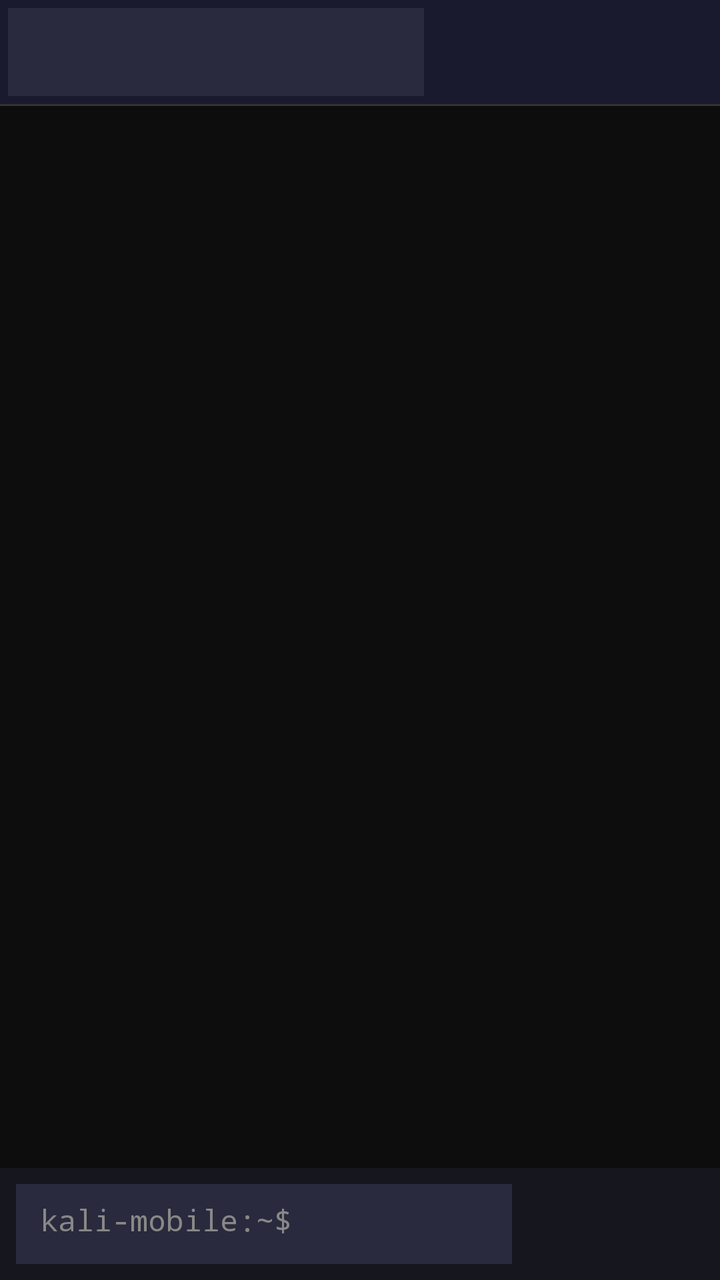
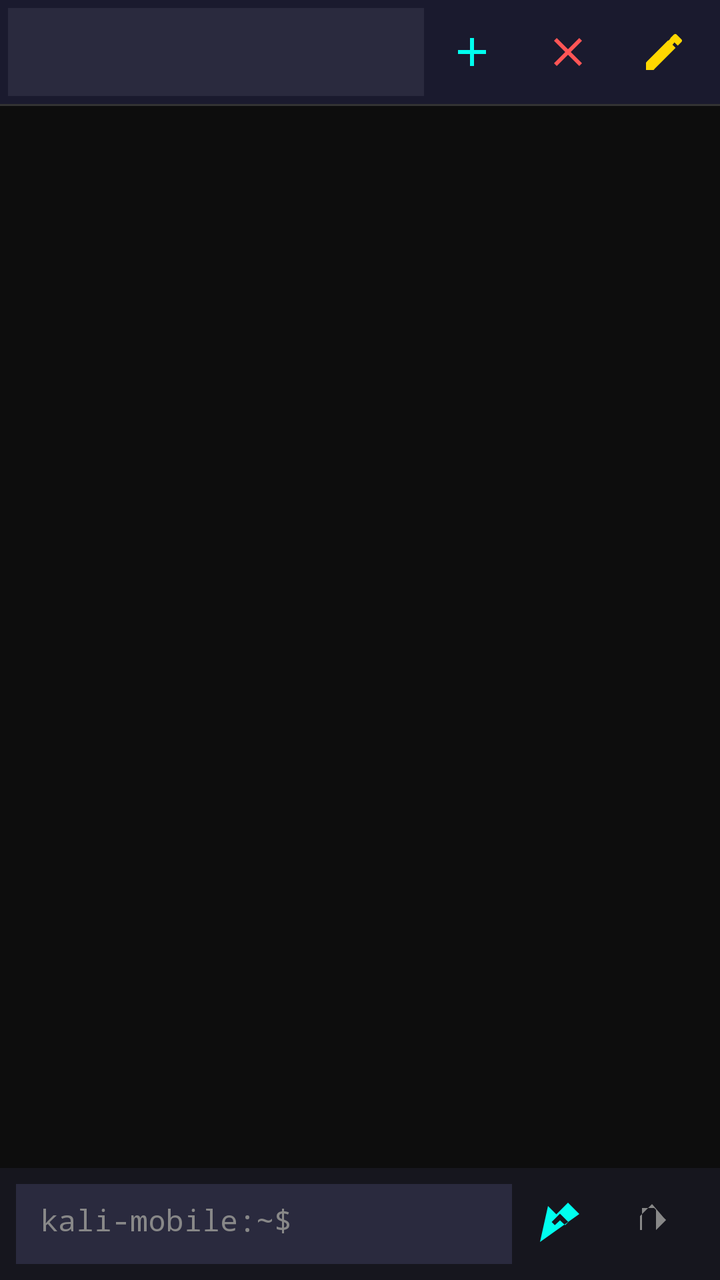

Two renders of the same Android screen: before a commit and after it. Below are the layout's source before the change and the commit's diff.
<!-- AndroidManifest.xml: activity theme Theme.KaliMobile.Dark -->
<!-- res/layout/activity_multi_session_terminal.xml -->
<?xml version="1.0" encoding="utf-8"?>
<LinearLayout xmlns:android="http://schemas.android.com/apk/res/android"
    android:layout_width="match_parent"
    android:layout_height="match_parent"
    android:background="#0D0D0D"
    android:orientation="vertical">

    
    <LinearLayout
        android:layout_width="match_parent"
        android:layout_height="52dp"
        android:background="#1A1A2E"
        android:orientation="horizontal"
        android:padding="4dp">

        <Spinner
            android:id="@+id/sessionSpinner"
            android:layout_width="0dp"
            android:layout_height="match_parent"
            android:layout_weight="1"
            android:background="#2A2A3E"
            android:paddingStart="8dp"
            android:paddingEnd="4dp"
            android:popupBackground="#1A1A2E"/>

        <ImageButton
            android:id="@+id/btnNewSession"
            android:layout_width="48dp"
            android:layout_height="match_parent"
            android:background="?attr/selectableItemBackgroundBorderless"
            android:contentDescription="New Session"
            android:src="@drawable/ic_add"
            android:tint="#00FFEF"/>

        <ImageButton
            android:id="@+id/btnCloseSession"
            android:layout_width="48dp"
            android:layout_height="match_parent"
            android:background="?attr/selectableItemBackgroundBorderless"
            android:contentDescription="Close Session"
            android:src="@drawable/ic_close"
            android:tint="#FF5555"/>

        <ImageButton
            android:id="@+id/btnRenameSession"
            android:layout_width="48dp"
            android:layout_height="match_parent"
            android:background="?attr/selectableItemBackgroundBorderless"
            android:contentDescription="Rename Session"
            android:src="@drawable/ic_edit"
            android:tint="#FFD700"/>
    </LinearLayout>

    <View
        android:layout_width="match_parent"
        android:layout_height="1dp"
        android:background="#333333"/>

    
    <ScrollView
        android:id="@+id/terminalScroll"
        android:layout_width="match_parent"
        android:layout_height="0dp"
        android:layout_weight="1"
        android:background="#0D0D0D"
        android:padding="16dp"
        android:scrollbarStyle="outsideOverlay">

        <TextView
            android:id="@+id/terminalOutput"
            android:layout_width="match_parent"
            android:layout_height="wrap_content"
            android:textColor="#00FF41"
            android:textSize="14sp"
            android:typeface="monospace"
            android:lineSpacingExtra="2dp"/>
    </ScrollView>

    
    <LinearLayout
        android:layout_width="match_parent"
        android:layout_height="56dp"
        android:background="#16161E"
        android:orientation="horizontal"
        android:padding="8dp">

        <EditText
            android:id="@+id/terminalInput"
            android:layout_width="0dp"
            android:layout_height="match_parent"
            android:layout_weight="1"
            android:background="#2A2A3E"
            android:hint="kali-mobile:~$ "
            android:hintColor="#888888"
            android:imeOptions="actionSend"
            android:inputType="text"
            android:maxLines="1"
            android:padding="12dp"
            android:textColor="#FFFFFF"
            android:textColorHint="#888888"
            android:textSize="15sp"
            android:typeface="monospace"/>

        <ImageButton
            android:id="@+id/btnSend"
            android:layout_width="48dp"
            android:layout_height="match_parent"
            android:background="?attr/selectableItemBackgroundBorderless"
            android:contentDescription="Send"
            android:src="@drawable/ic_send"
            android:tint="#00FFEF"/>

        <ImageButton
            android:id="@+id/btnClear"
            android:layout_width="48dp"
            android:layout_height="match_parent"
            android:background="?attr/selectableItemBackgroundBorderless"
            android:contentDescription="Clear"
            android:src="@drawable/ic_clear"
            android:tint="#888888"/>
    </LinearLayout>
</LinearLayout>
<!-- resources referenced by this layout -->
<resources>
  <!-- drawable ic_add (drawable) -->
  <?xml version="1.0" encoding="utf-8"?>
  <vector xmlns:android="http://schemas.android.com/apk/res/android"
      android:width="24dp"
      android:height="24dp"
      android:viewportWidth="24"
      android:viewportHeight="24">
      <path
          android:fill="#FFFFFF"
          android:pathData="M19,13h-6v6h-2v-6H5v-2h6V5h2v6h6z"/>
  </vector>
  <!-- drawable ic_clear (drawable) -->
  <?xml version="1.0" encoding="utf-8"?>
  <vector xmlns:android="http://schemas.android.com/apk/res/android"
      android:width="24dp"
      android:height="24dp"
      android:viewportWidth="24"
      android:viewportHeight="24">
      <path
          android:fill="#FFFFFF"
          android:pathData="M16,9L11,4H5v11h7V5l5,5,-5,5H4v-7l6,-6z"/>
  </vector>
  <!-- drawable ic_close (drawable) -->
  <?xml version="1.0" encoding="utf-8"?>
  <vector xmlns:android="http://schemas.android.com/apk/res/android"
      android:width="24dp"
      android:height="24dp"
      android:viewportWidth="24"
      android:viewportHeight="24">
      <path
          android:fill="#FFFFFF"
          android:pathData="M19,6.41L17.59,5L12,10.59L6.41,5L5,6.41L10.59,12L5,17.59L6.41,19L12,13.41L17.59,19L19,17.59L13.41,12L19,6.41z"/>
  </vector>
  <!-- drawable ic_edit (drawable) -->
  <?xml version="1.0" encoding="utf-8"?>
  <vector xmlns:android="http://schemas.android.com/apk/res/android"
      android:width="24dp"
      android:height="24dp"
      android:viewportWidth="24"
      android:viewportHeight="24">
      <path
          android:fill="#FFFFFF"
          android:pathData="M3,17.25V21h3.75L17.81,9.94l-3.75,-3.75L3,17.25zM20.71,7.04c0.39,-0.39 0.39,-1.02 0,-1.41l-2.34,-2.34c-0.39,-0.39 -1.02,-0.39 -1.41,0l-1.83,1.83 3.75,3.75 1.83,-1.83c0.39,-0.39 0.39,-1.02 0,-1.41zL4,17.25V20h2.75L19.06,4.94l-1.83,-1.83L4,17.25z"/>
  </vector>
  <!-- drawable ic_send (drawable) -->
  <?xml version="1.0" encoding="utf-8"?>
  <vector xmlns:android="http://schemas.android.com/apk/res/android"
      android:width="24dp"
      android:height="24dp"
      android:viewportWidth="24"
      android:viewportHeight="24">
      <path
          android:fill="#FFFFFF"
          android:pathData="M2,21L6,3L10.17,7.17L16,1.34L21.66,7L2,21zM16.17,11L12,6.83L7.83,11L9.41,12.58L12,10.17L14.59,12.58L16.17,11z"/>
  </vector>
  <style name="Theme.KaliMobile.Dark" parent="Theme.AppCompat.NoActionBar">
          <item name="colorPrimary">#00FFEF</item>
          <item name="colorPrimaryDark">#00BFFF</item>
          <item name="colorAccent">#00FFEF</item>
          <item name="android:windowBackground">#0D0D0D</item>
          <item name="android:textColorPrimary">#FFFFFF</item>
          <item name="android:textColorSecondary">#CCCCCC</item>
      </style>
</resources>

<!-- the commit's change to res/layout/activity_multi_session_terminal.xml (unified diff, before → after) -->
@@ -91,7 +91,6 @@
             android:layout_weight="1"
             android:background="#2A2A3E"
             android:hint="kali-mobile:~$ "
-            android:hintColor="#888888"
             android:imeOptions="actionSend"
             android:inputType="text"
             android:maxLines="1"
<!-- resource entries referenced after the edit -->
@@ -8,7 +8,7 @@
       android:viewportWidth="24"
       android:viewportHeight="24">
       <path
-          android:fill="#FFFFFF"
+          android:fillColor="#FFFFFF"
           android:pathData="M19,13h-6v6h-2v-6H5v-2h6V5h2v6h6z"/>
   </vector>
   <!-- drawable ic_clear (drawable) -->
@@ -19,7 +19,7 @@
       android:viewportWidth="24"
       android:viewportHeight="24">
       <path
-          android:fill="#FFFFFF"
+          android:fillColor="#FFFFFF"
           android:pathData="M16,9L11,4H5v11h7V5l5,5,-5,5H4v-7l6,-6z"/>
   </vector>
   <!-- drawable ic_close (drawable) -->
@@ -30,7 +30,7 @@
       android:viewportWidth="24"
       android:viewportHeight="24">
       <path
-          android:fill="#FFFFFF"
+          android:fillColor="#FFFFFF"
           android:pathData="M19,6.41L17.59,5L12,10.59L6.41,5L5,6.41L10.59,12L5,17.59L6.41,19L12,13.41L17.59,19L19,17.59L13.41,12L19,6.41z"/>
   </vector>
   <!-- drawable ic_edit (drawable) -->
@@ -41,7 +41,7 @@
       android:viewportWidth="24"
       android:viewportHeight="24">
       <path
-          android:fill="#FFFFFF"
+          android:fillColor="#FFFFFF"
           android:pathData="M3,17.25V21h3.75L17.81,9.94l-3.75,-3.75L3,17.25zM20.71,7.04c0.39,-0.39 0.39,-1.02 0,-1.41l-2.34,-2.34c-0.39,-0.39 -1.02,-0.39 -1.41,0l-1.83,1.83 3.75,3.75 1.83,-1.83c0.39,-0.39 0.39,-1.02 0,-1.41zL4,17.25V20h2.75L19.06,4.94l-1.83,-1.83L4,17.25z"/>
   </vector>
   <!-- drawable ic_send (drawable) -->
@@ -52,7 +52,7 @@
       android:viewportWidth="24"
       android:viewportHeight="24">
       <path
-          android:fill="#FFFFFF"
+          android:fillColor="#FFFFFF"
           android:pathData="M2,21L6,3L10.17,7.17L16,1.34L21.66,7L2,21zM16.17,11L12,6.83L7.83,11L9.41,12.58L12,10.17L14.59,12.58L16.17,11z"/>
   </vector>
   <style name="Theme.KaliMobile.Dark" parent="Theme.AppCompat.NoActionBar">
